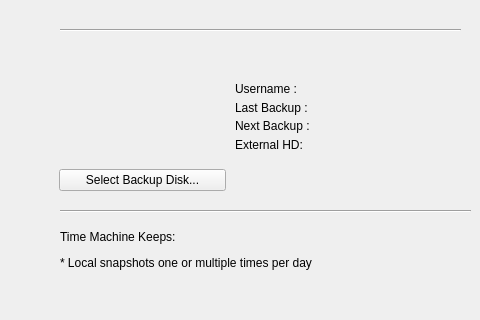
This is src/gui.ui in GeovaneJefferson/timemachine as Qt 5 draws it before an edit; both pictures show x 220 to 700 and y 0 to 320 of the 700 by 450 pixel window. The edited form follows.
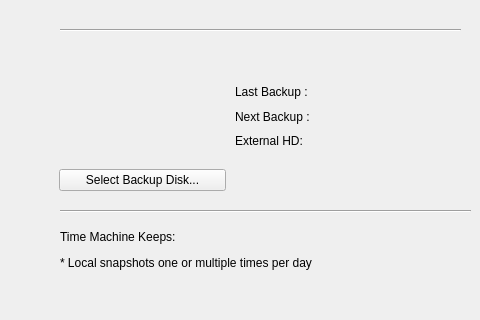
This is the edited form. Icons and pictures are not drawn.

```diff
--- a/src/gui.ui
+++ b/src/gui.ui
@@ -189,7 +189,7 @@
      <string>&lt;html&gt;&lt;head/&gt;&lt;body&gt;&lt;p&gt;&lt;br/&gt;&lt;/p&gt;&lt;/body&gt;&lt;/html&gt;</string>
     </property>
    </widget>
-   <widget class="QWidget" name="">
+   <widget class="QWidget" name="layoutWidget">
     <property name="geometry">
      <rect>
       <x>455</x>
@@ -202,16 +202,6 @@
      <property name="spacing">
       <number>0</number>
      </property>
-     <item>
-      <widget class="QLabel" name="user_name_label">
-       <property name="autoFillBackground">
-        <bool>false</bool>
-       </property>
-       <property name="text">
-        <string>&lt;html&gt;&lt;head/&gt;&lt;body&gt;&lt;p&gt;Username : &lt;/p&gt;&lt;/body&gt;&lt;/html&gt;</string>
-       </property>
-      </widget>
-     </item>
      <item>
       <widget class="QLabel" name="label_last_backup">
        <property name="autoFillBackground">
```
